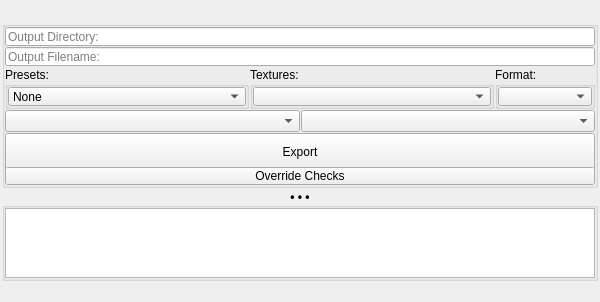
This is mayatk/env_utils/scene_exporter/scene_exporter.ui in m3trik/mayatk as Qt 5 draws it before an edit. The edited form follows.
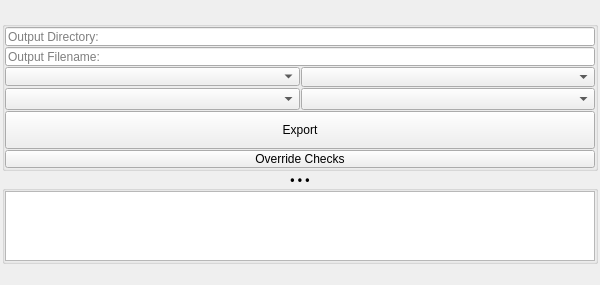
This is the edited form. Custom widgets are drawn as their Qt base class.

Commit message: Release: enable_when dependency rules; scene-exporter settings rows + Max Texture Size clamp; Convert To categories; hierarchy-sync closure

The edit to the form file:
```diff
--- a/mayatk/env_utils/scene_exporter/scene_exporter.ui
+++ b/mayatk/env_utils/scene_exporter/scene_exporter.ui
@@ -10,7 +10,7 @@
     <x>0</x>
     <y>0</y>
     <width>600</width>
-    <height>297</height>
+    <height>280</height>
    </rect>
   </property>
   <property name="tabShape">
@@ -74,13 +74,13 @@
         <property name="minimumSize">
          <size>
           <width>0</width>
-          <height>167</height>
+          <height>150</height>
          </size>
         </property>
         <property name="maximumSize">
          <size>
           <width>16777215</width>
-          <height>167</height>
+          <height>150</height>
          </size>
         </property>
         <property name="title">
@@ -154,152 +154,38 @@
             <number>1</number>
            </property>
            <item>
-            <widget class="QGroupBox" name="presets_grp">
-             <property name="title">
-              <string>Presets:</string>
-             </property>
-             <layout class="QHBoxLayout" name="horizontalLayout_2">
-              <property name="spacing">
-               <number>1</number>
-              </property>
-              <property name="leftMargin">
-               <number>0</number>
-              </property>
-              <property name="topMargin">
-               <number>0</number>
-              </property>
-              <property name="rightMargin">
-               <number>0</number>
-              </property>
-              <property name="bottomMargin">
-               <number>0</number>
-              </property>
-              <item>
-               <widget class="ComboBox" name="cmb000">
-                <property name="minimumSize">
-                 <size>
-                  <width>0</width>
-                  <height>19</height>
-                 </size>
-                </property>
-                <property name="maximumSize">
-                 <size>
-                  <width>16777215</width>
-                  <height>19</height>
-                 </size>
-                </property>
-                <property name="toolTip">
-                 <string>FBX export preset applied to the write — the FBX plug-in's own options (units, axis, geometry, animation).
-'None' writes with Maya's current FBX settings.
-Use the option box to open the preset folder or the FBX preset editor.</string>
-                </property>
-                <item>
-                 <property name="text">
-                  <string>None</string>
-                 </property>
-                </item>
-               </widget>
-              </item>
-             </layout>
-            </widget>
-           </item>
-           <item>
-            <widget class="QGroupBox" name="textures_grp">
-             <property name="title">
-              <string>Textures:</string>
-             </property>
-             <layout class="QHBoxLayout" name="horizontalLayout_6">
-              <property name="spacing">
-               <number>1</number>
-              </property>
-              <property name="leftMargin">
-               <number>0</number>
-              </property>
-              <property name="topMargin">
-               <number>0</number>
-              </property>
-              <property name="rightMargin">
-               <number>0</number>
-              </property>
-              <property name="bottomMargin">
-               <number>0</number>
-              </property>
-              <item>
-               <widget class="ComboBox" name="cmb005">
-                <property name="minimumSize">
-                 <size>
-                  <width>0</width>
-                  <height>19</height>
-                 </size>
-                </property>
-                <property name="maximumSize">
-                 <size>
-                  <width>16777215</width>
-                  <height>19</height>
-                 </size>
-                </property>
-                <property name="toolTip">
-                 <string>Optionally convert export textures to a target texture template (a pythontk map-registry workflow) before the write. 'As Authored' sends textures exactly as the scene references them. With a template chosen, materials are updated through the Map Updater and a post-conversion check fails the export if any mask map still does not match the template.</string>
-                </property>
-               </widget>
-              </item>
-             </layout>
-            </widget>
-           </item>
-           <item>
-            <widget class="QGroupBox" name="format_grp">
+            <widget class="ComboBox" name="cmb007">
              <property name="minimumSize">
               <size>
-               <width>100</width>
-               <height>0</height>
+               <width>0</width>
+               <height>19</height>
               </size>
              </property>
              <property name="maximumSize">
               <size>
-               <width>100</width>
-               <height>16777215</height>
+               <width>16777215</width>
+               <height>19</height>
               </size>
              </property>
-             <property name="title">
-              <string>Format:</string>
+             <property name="toolTip">
+              <string>Export preset — the whole panel's run configuration under a name: settings, tasks, checks, FBX preset, format, log options.
+Pick one to apply it; Save (toolbar) writes the current panel as a preset; the ⋯ menu renames, deletes, or opens the preset folder.
+Output directory and filename are per-export and never part of a preset.</string>
              </property>
-             <layout class="QHBoxLayout" name="horizontalLayout_5">
-              <property name="spacing">
-               <number>1</number>
-              </property>
-              <property name="leftMargin">
-               <number>0</number>
-              </property>
-              <property name="topMargin">
-               <number>0</number>
-              </property>
-              <property name="rightMargin">
-               <number>0</number>
-              </property>
-              <property name="bottomMargin">
-               <number>0</number>
-              </property>
-              <item>
-               <widget class="ComboBox" name="cmb004">
-                <property name="minimumSize">
-                 <size>
-                  <width>0</width>
-                  <height>19</height>
-                 </size>
-                </property>
-                <property name="maximumSize">
-                 <size>
-                  <width>16777215</width>
-                  <height>19</height>
-                 </size>
-                </property>
-                <property name="toolTip">
-                 <string>Choose the output file format: FBX, GLB, or both.
-Use the option box to set how the GLB carries its textures.</string>
-                </property>
-               </widget>
-              </item>
-             </layout>
+            </widget>
+           </item>
+           <item>
+            <widget class="WidgetComboBox" name="cmb008">
+             <property name="minimumSize">
+              <size>
+               <width>0</width>
+               <height>19</height>
+              </size>
+             </property>
+             <property name="toolTip">
+              <string>Export settings — what is written and from what: FBX preset, output format, GLB textures, units, scope, texture template.
+The scene-prep steps are in Tasks; the gates that abort the write are in Checks.</string>
+             </property>
             </widget>
            </item>
           </layout>
```
The commit also changes 19 other files.
